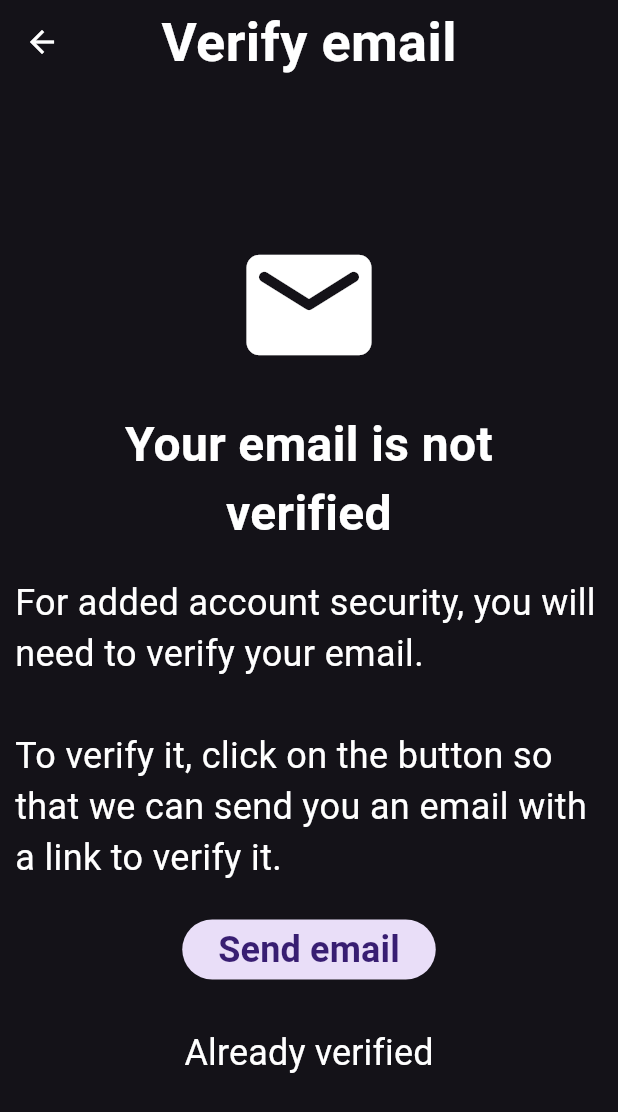
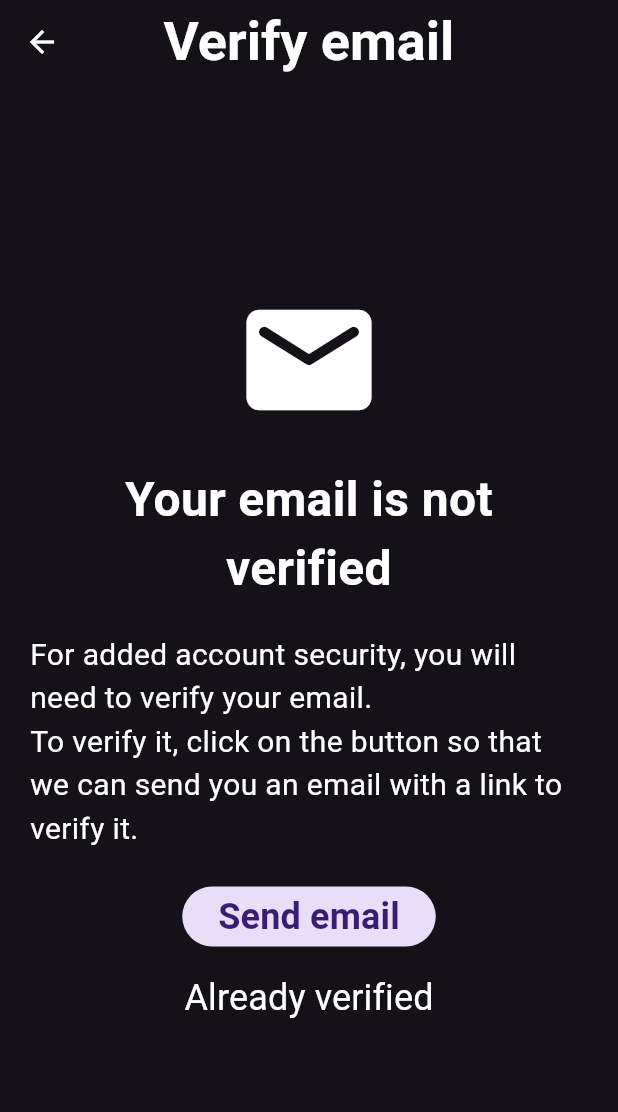
Before and after one commit to lakescorp/inventory, a Flutter app: the VerifyEmailView screen opened directly, after a tap on "Already verified", on a phone screen of 412 x 824 dp. Shown: the top 1112 px of the screen. Run offline on Flutter 3.47's test engine with Material 3 defaults, Android fonts, the phone set to English and light mode, and no system bars; our stand-ins replace firebase_auth, firebase_core, flutter_svg; accounts and stored records are empty; generated files the repository leaves out were written again; network calls fail.

Commit message:
AppBars fixed on Mobile Phones

```diff
--- a/lib/views/home/verify_email.dart
+++ b/lib/views/home/verify_email.dart
@@ -1,7 +1,6 @@
 import 'package:firebase_auth/firebase_auth.dart';
 import 'package:flutter/material.dart';
 import 'package:inventory/error_message_dialog.dart';
-
 
 class VerifyEmailView extends StatefulWidget {
   const VerifyEmailView({super.key});
@@ -11,9 +10,6 @@ class VerifyEmailView extends StatefulWidget {
 }
 
 class _VerifyEmailViewState extends State<VerifyEmailView> {
-
-
-
   void setError(String title, String message) {
     showDialog(
       context: context,
@@ -31,6 +27,23 @@ class _VerifyEmailViewState extends State<VerifyEmailView> {
     Navigator.of(context).pop();
   }
 
+  void onSendEmail() async {
+    final user = FirebaseAuth.instance.currentUser;
+    await user?.sendEmailVerification();
+  }
+
+  void onAlreadyVerified() async {
+    await FirebaseAuth.instance.currentUser?.reload();
+    final user = FirebaseAuth.instance.currentUser;
+    final verified = user?.emailVerified ?? false;
+    if (!verified) {
+      setError('Error', 'Email not verified');
+      return;
+    }
+    print('verified -> $verified');
+    print('TODO: to main app');
+  }
+
   @override
   Widget build(BuildContext context) {
     return Scaffold(
@@ -42,8 +55,7 @@ class _VerifyEmailViewState extends State<VerifyEmailView> {
           onPressed: () => Navigator.pop(context),
           color: Colors.white,
         ),
-        flexibleSpace: const Center(
-          child: Text(
+        title: const Text(
           "Verify email",
           style: TextStyle(
             color: Colors.white,
@@ -51,11 +63,11 @@ class _VerifyEmailViewState extends State<VerifyEmailView> {
             fontSize: 36,
           ),
         ),
-        ),
+        centerTitle: true,
       ),
       body: Center(
           child: Padding(
-        padding: const EdgeInsets.all(10),
+        padding: const EdgeInsets.all(20),
         child: Column(
           mainAxisAlignment: MainAxisAlignment.center,
           children: [
@@ -79,41 +91,28 @@ class _VerifyEmailViewState extends State<VerifyEmailView> {
               height: 20,
             ),
             const Text(
-              "For added account security, you will need to verify your email.\n\nTo verify it, click on the button so that we can send you an email with a link to verify it.",
+              "For added account security, you will need to verify your email.\nTo verify it, click on the button so that we can send you an email with a link to verify it.",
               style: TextStyle(
                 color: Colors.white,
                 fontWeight: FontWeight.normal,
-                fontSize: 24,
+                fontSize: 20,
               ),
             ),
             const SizedBox(
               height: 20,
             ),
             FilledButton.tonal(
-                onPressed: () async {
-                  final user = FirebaseAuth.instance.currentUser;
-                  await user?.sendEmailVerification();
-                },
+                onPressed: onSendEmail,
                 child: const Text('Send email',
                     style: TextStyle(
                         fontSize: 24,
                         fontWeight: FontWeight.bold,
                         color: Color(0xFF381E72)))),
             const SizedBox(
-              height: 20,
+              height: 5,
             ),
             TextButton(
-                onPressed: () async {
-                  await FirebaseAuth.instance.currentUser?.reload();
-                  final user = FirebaseAuth.instance.currentUser;
-                  final verified = user?.emailVerified ?? false;
-                  if(!verified) {
-                    setError('Error', 'Email not verified');
-                    return;
-                  }
-                  print('verified -> $verified');
-                  print('TODO: to main app');
-                },
+                onPressed: onAlreadyVerified,
                 child: const Text('Already verified',
                     style: TextStyle(
                         fontSize: 24,
```
Also changed, not shown: lib/views/home/login_register_view.dart (+12 -9 lines). Lines whose indentation alone changed are shown as unchanged.
